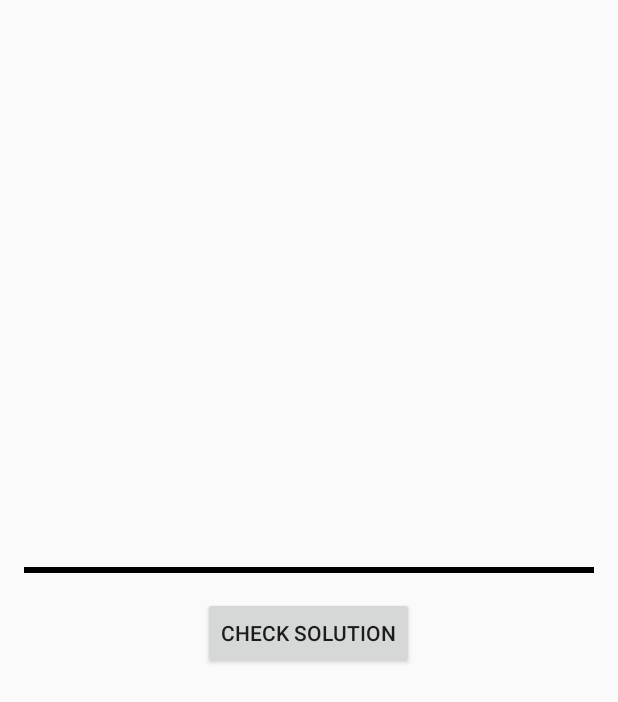
After one commit to ConnorY97/Sudoku, an Android app built with Jetpack Compose: the layout activity_main.xml on its own in the app's theme, with its tools: preview values and no code run, on a phone screen of 412 x 824 dp. The commit adds this screen. Shown: the top 702 px of the screen. Run offline under Robolectric (Android 15) with nearby library versions, the phone set to English and light mode, and no system bars.

Commit message:
Displaying the board and have check solution button. Good progress

```diff
--- /dev/null
+++ b/app/src/main/res/drawable/baseline_person_24.xml
@@ -0,0 +1,5 @@
+<vector xmlns:android="http://schemas.android.com/apk/res/android" android:height="24dp" android:tint="#000000" android:viewportHeight="24" android:viewportWidth="24" android:width="24dp">
+
+    <path android:fillColor="@android:color/white" android:pathData="M12,12c2.21,0 4,-1.79 4,-4s-1.79,-4 -4,-4 -4,1.79 -4,4 1.79,4 4,4zM12,14c-2.67,0 -8,1.34 -8,4v2h16v-2c0,-2.66 -5.33,-4 -8,-4z"/>
+
+</vector>
--- /dev/null
+++ b/app/src/main/res/layout/activity_main.xml
@@ -0,0 +1,26 @@
+<LinearLayout
+    xmlns:android="http://schemas.android.com/apk/res/android"
+    android:layout_width="match_parent"
+    android:layout_height="match_parent"
+    android:orientation="vertical"
+    android:gravity="center"
+    android:padding="16dp">
+
+    <!-- Game Board -->
+    <GridLayout
+        android:id="@+id/sudokuGrid"
+        android:layout_width="match_parent"
+        android:layout_height="wrap_content"
+        android:columnCount="9"
+        android:rowCount="9"
+        android:background="#000000"
+        android:padding="2dp" />
+
+    <!-- Controls -->
+    <Button
+        android:id="@+id/btnCheckSolution"
+        android:layout_width="wrap_content"
+        android:layout_height="wrap_content"
+        android:text="Check Solution"
+        android:layout_marginTop="16dp" />
+</LinearLayout>
```
Also changed, not shown: app/src/main/java/com/example/sudoku/MainActivity.kt (+73 -8 lines).
